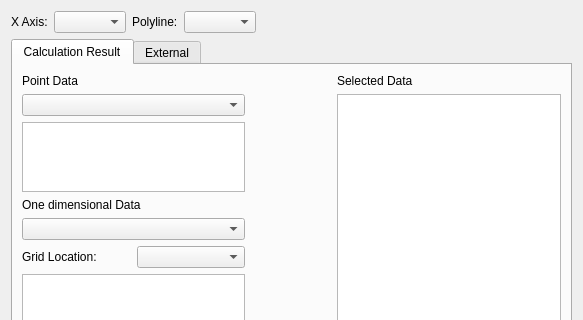
Qt form libs/post/graph2dhybrid/graph2dhybridwindowdatasourcedialog.ui (i-RIC/prepost-gui) before a commit; both pictures show x 0 to 583 and y 0 to 320 of the 583 by 700 pixel window.
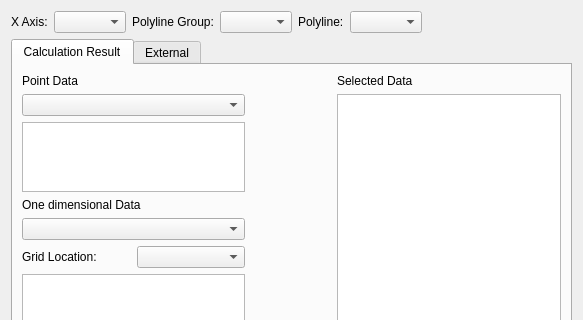
The same form after that commit.

Commit message: Now it is possible to draw chart using polyline groups.

Diff of the .ui file:
```diff
--- a/libs/post/graph2dhybrid/graph2dhybridwindowdatasourcedialog.ui
+++ b/libs/post/graph2dhybrid/graph2dhybridwindowdatasourcedialog.ui
@@ -32,6 +32,16 @@
      <item>
       <widget class="QComboBox" name="xAxisComboBox"/>
      </item>
+     <item>
+      <widget class="QLabel" name="polyLineGroupLabel">
+       <property name="text">
+        <string>Polyline Group:</string>
+       </property>
+      </widget>
+     </item>
+     <item>
+      <widget class="QComboBox" name="polyLineGroupComboBox"/>
+     </item>
      <item>
       <widget class="QLabel" name="polyLineLabel">
        <property name="text">
@@ -40,7 +50,11 @@
       </widget>
      </item>
      <item>
-      <widget class="QComboBox" name="polyLineComboBox"/>
+      <widget class="QComboBox" name="polyLineComboBox">
+       <property name="sizeAdjustPolicy">
+        <enum>QComboBox::AdjustToContents</enum>
+       </property>
+      </widget>
      </item>
      <item>
       <spacer name="horizontalSpacer">
```
The commit also changes 17 other files.
